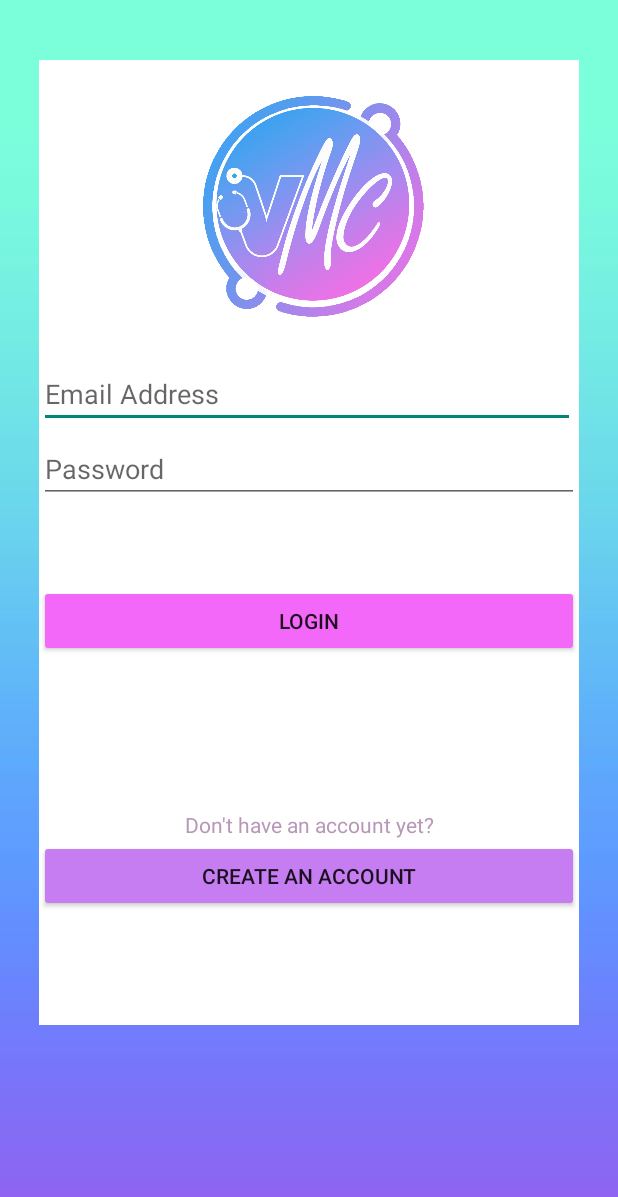
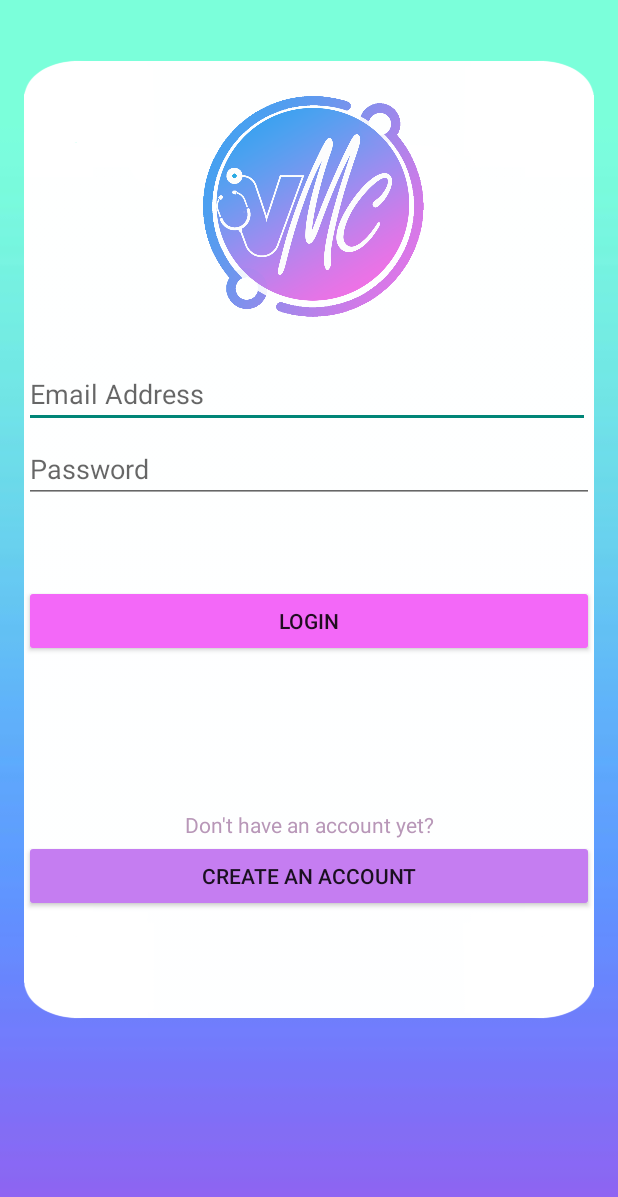
Before and after one commit to JKPFisher/Virtual-Medical-Doctor, an Android app: the screen it shows after launch (MainActivity), on a phone screen of 412 x 824 dp. Shown: the top 1197 px of the screen. Run offline under Robolectric (Android 15) with nearby library versions, the phone set to English and light mode, and no system bars; Roboto replaces fonts that are not available here.

Commit message:
layout
now the edges are round, wow, it took sooooo long

```diff
--- a/app/src/main/res/layout/activity_main.xml
+++ b/app/src/main/res/layout/activity_main.xml
@@ -12,17 +12,12 @@
     <FrameLayout
         android:id="@+id/secondBg"
         android:layout_width="match_parent"
-        android:layout_height="643dp"
-        android:layout_marginStart="10dp"
-        android:layout_marginLeft="10dp"
+        android:layout_height="639dp"
         android:layout_marginTop="40dp"
-        android:layout_marginEnd="10dp"
-        android:layout_marginRight="10dp"
-        android:layout_marginBottom="50dp"
-        android:background="@android:drawable/screen_background_light"
+        android:layout_marginBottom="40dp"
+        android:background="@drawable/frthistime"
         android:fadeScrollbars="true"
         android:fadingEdge="horizontal|vertical"
-        android:fadingEdgeLength="200dp"
         android:requiresFadingEdge="horizontal">
 
 
@@ -86,6 +81,7 @@
             android:layout_marginTop="520dp"
             android:text="@string/create_an_account"
             app:backgroundTint="@color/purple" />
+
     </FrameLayout>
 
 
```
Also changed, not shown: app/src/main/res/drawable/frthistime.png (added), app/src/main/res/drawable/white.png (added), app/src/main/res/drawable/white__1_.png (added), app/src/main/res/drawable/whitee.png (added), app/src/main/res/drawable/whiteeeee.png (added).
